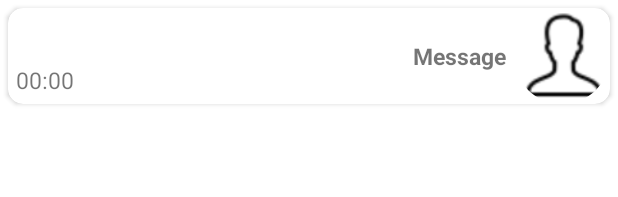
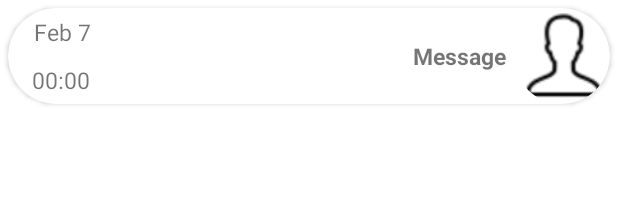
Before and after one commit to namcao502/ChattingApp, an Android app: the layout activity_chat_room_to_item.xml on its own in the app's theme, with its tools: preview values and no code run, on a phone screen of 412 x 824 dp. Shown: the top 197 px of the screen. Run offline under Robolectric (Android 15) with nearby library versions, the phone set to English and light mode, and no system bars.

```diff
--- a/app/src/main/res/layout/activity_chat_room.xml
+++ b/app/src/main/res/layout/activity_chat_room.xml
@@ -11,6 +11,7 @@
         android:layout_height="wrap_content">
 
         <androidx.appcompat.widget.Toolbar
+            android:padding="10dp"
             android:id="@+id/toolbar"
             android:layout_width="match_parent"
             android:layout_height="wrap_content">
--- a/app/src/main/res/layout/activity_chat_room_to_item.xml
+++ b/app/src/main/res/layout/activity_chat_room_to_item.xml
@@ -7,19 +7,34 @@
     android:layout_height="64dp"
     android:layout_margin="5dp"
     android:padding="10dp"
-    app:cardCornerRadius="10dp"
-    android:layout_gravity="end">
+    app:cardCornerRadius="40dp">
 
     <LinearLayout
-        android:layout_gravity="end"
-        android:background="@drawable/gradient_item_background"
         android:weightSum="1"
         android:layout_width="match_parent"
         android:layout_height="wrap_content"
         android:orientation="horizontal">
 
+        <LinearLayout
+            android:orientation="vertical"
+            android:layout_width="wrap_content"
+            android:layout_height="match_parent">
+
             <TextView
+                android:textAlignment="viewEnd"
+                android:layout_gravity="bottom"
+                android:layout_weight="0.05"
+                android:id="@+id/activity_chat_room_textViewDate_item"
+                android:layout_width="60dp"
+                android:layout_height="wrap_content"
+                android:padding="5dp"
+                android:text="Feb 7"
+                android:textSize="15sp"
+                tools:ignore="RtlCompat" />
 
+
+            <TextView
+                android:textAlignment="viewEnd"
                 android:layout_gravity="bottom"
                 android:layout_weight="0.05"
                 android:id="@+id/activity_chat_room_textViewTime_item"
@@ -27,12 +42,15 @@
                 android:layout_height="wrap_content"
                 android:padding="5dp"
                 android:text="00:00"
-            android:textSize="15sp" />
+                android:textSize="15sp"
+                tools:ignore="RtlCompat" />
+
+        </LinearLayout>
 
         <TextView
             android:textAlignment="viewEnd"
             android:gravity="center_vertical"
-            android:layout_weight="0.95"
+            android:layout_weight="1"
             android:id="@+id/activity_chat_room_textViewMessage_item"
             android:layout_width="wrap_content"
             android:layout_height="match_parent"
--- a/app/src/main/res/layout/fragment_chats.xml
+++ b/app/src/main/res/layout/fragment_chats.xml
@@ -17,6 +17,7 @@
             android:layout_height="wrap_content">
 
             <androidx.appcompat.widget.Toolbar
+                android:padding="10dp"
                 android:id="@+id/fragment_chats_toolbar"
                 android:layout_width="match_parent"
                 android:layout_height="wrap_content">
--- a/app/src/main/res/layout/fragment_chats_item.xml
+++ b/app/src/main/res/layout/fragment_chats_item.xml
@@ -6,7 +6,7 @@
     android:layout_height="wrap_content"
     android:layout_margin="5dp"
     android:padding="10dp"
-    app:cardCornerRadius="10dp">
+    app:cardCornerRadius="40dp">
 
     <LinearLayout
 
--- a/app/src/main/res/layout/fragment_chats_picking_user_dialog_item.xml
+++ b/app/src/main/res/layout/fragment_chats_picking_user_dialog_item.xml
@@ -1,8 +1,12 @@
 <?xml version="1.0" encoding="utf-8"?>
 <androidx.cardview.widget.CardView
     xmlns:android="http://schemas.android.com/apk/res/android"
+    xmlns:app="http://schemas.android.com/apk/res-auto"
     android:layout_width="match_parent"
-    android:layout_height="wrap_content">
+    android:layout_height="wrap_content"
+    android:layout_margin="5dp"
+    android:padding="10dp"
+    app:cardCornerRadius="40dp">
 
     <LinearLayout
         android:layout_width="match_parent"
--- a/app/src/main/res/layout/fragment_people_item.xml
+++ b/app/src/main/res/layout/fragment_people_item.xml
@@ -6,7 +6,7 @@
     android:layout_height="wrap_content"
     android:layout_margin="5dp"
     android:padding="10dp"
-    app:cardCornerRadius="10dp">
+    app:cardCornerRadius="40dp">
 
     <LinearLayout
 
```
Also changed, not shown: app/src/main/java/com/example/chattingapp/adapters/ChatRoomActivityAdapter.kt (+10 -2 lines), app/src/main/java/com/example/chattingapp/fragments/ChatsFragment.kt (+19 -3 lines), app/src/main/res/layout/activity_chat_room_from_item.xml (+25 -5 lines). Lines whose indentation alone changed are shown as unchanged.
